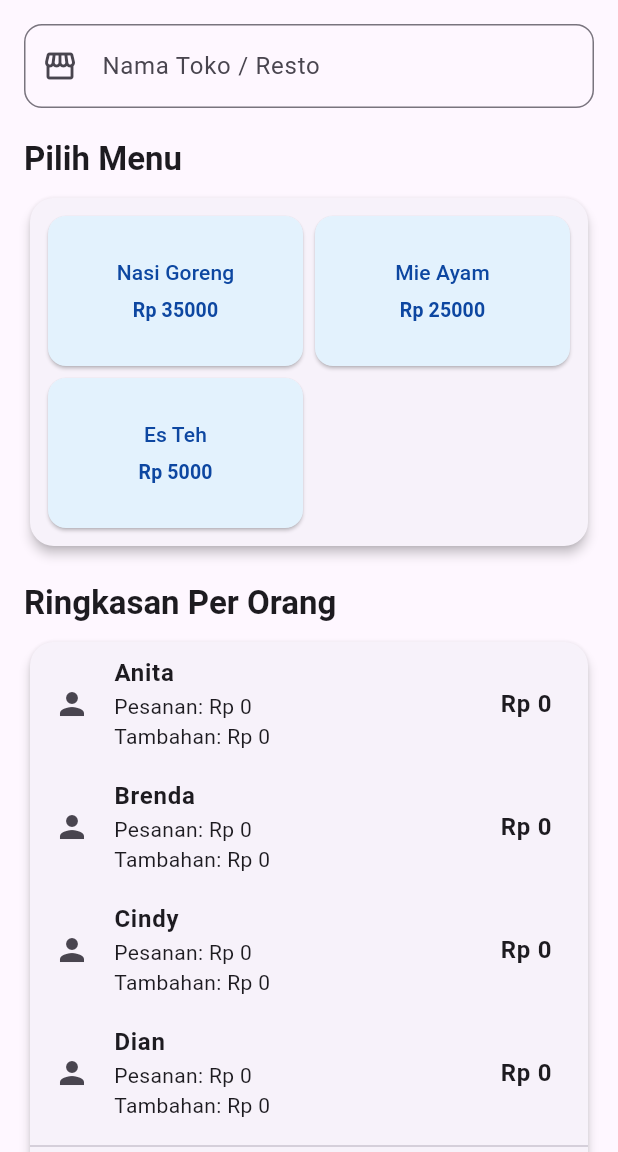
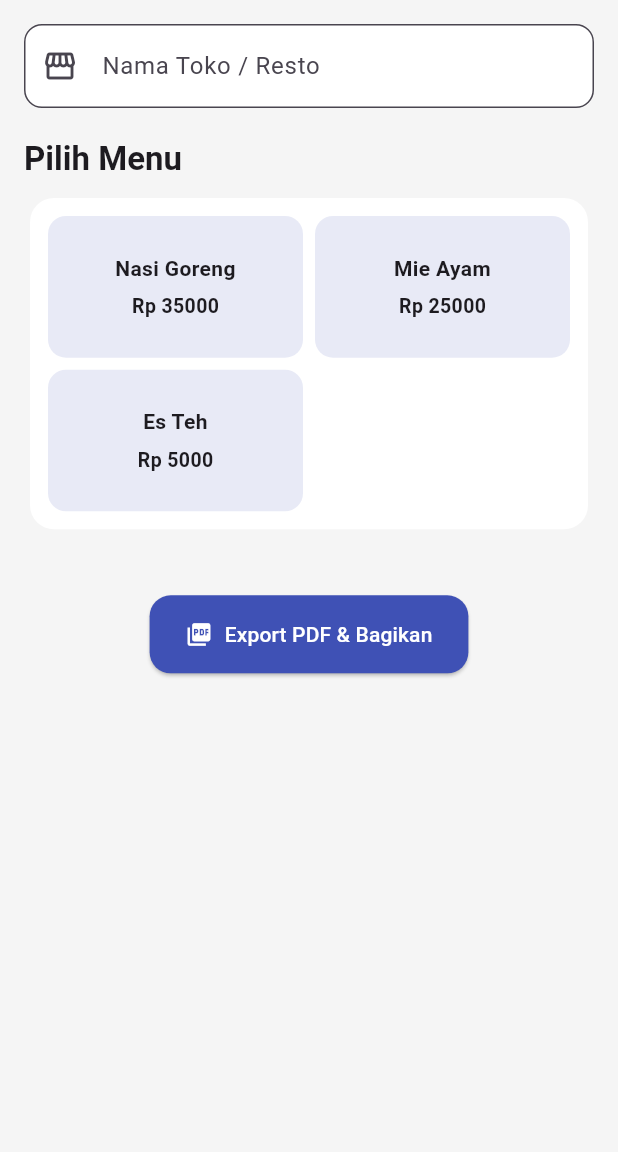
Before and after one commit to alfandir/split-bill, a Flutter app: the SplitScreen screen opened directly, on a phone screen of 412 x 824 dp, the part 84-1236 px from its top. Run offline on Flutter 3.47's test engine with Material 3 defaults, Android fonts, the phone set to English and light mode, and no system bars; our stand-ins replace pdf, printing, share_plus, shared_preferences; missing offline and left inert: dart:html; accounts and stored records are empty.

Commit message:
fix 2 new ui

```diff
--- a/lib/screens/split_screen.dart
+++ b/lib/screens/split_screen.dart
@@ -107,10 +107,13 @@ class _SplitScreenState extends State<SplitScreen> {
     final rows = res['rows'] as List<dynamic>;
 
     return Scaffold(
+      backgroundColor: Colors.grey.shade100,
       appBar: AppBar(
         title: const Text("Split Bill Proporsional"),
         centerTitle: true,
-        elevation: 2,
+        elevation: 1,
+        backgroundColor: Colors.white,
+        foregroundColor: Colors.black87,
       ),
       body: SingleChildScrollView(
         padding: const EdgeInsets.all(16),
@@ -122,8 +125,11 @@ class _SplitScreenState extends State<SplitScreen> {
               controller: storeController,
               decoration: InputDecoration(
                 labelText: "Nama Toko / Resto",
-                border:
-                    OutlineInputBorder(borderRadius: BorderRadius.circular(12)),
+                filled: true,
+                fillColor: Colors.white,
+                border: OutlineInputBorder(
+                  borderRadius: BorderRadius.circular(12),
+                ),
                 prefixIcon: const Icon(Icons.storefront),
               ),
             ),
@@ -138,7 +144,8 @@ class _SplitScreenState extends State<SplitScreen> {
                     ?.copyWith(fontWeight: FontWeight.bold)),
             const SizedBox(height: 8),
             Card(
-              elevation: 3,
+              elevation: 0,
+              color: Colors.white,
               shape: RoundedRectangleBorder(
                   borderRadius: BorderRadius.circular(16)),
               child: Padding(
@@ -148,28 +155,28 @@ class _SplitScreenState extends State<SplitScreen> {
                   physics: const NeverScrollableScrollPhysics(),
                   gridDelegate: const SliverGridDelegateWithFixedCrossAxisCount(
                     crossAxisCount: 2,
-                    childAspectRatio: 1.7,
+                    childAspectRatio: 1.8,
                     crossAxisSpacing: 8,
                     mainAxisSpacing: 8,
                   ),
                   itemCount: menu.length,
                   itemBuilder: (context, i) {
                     final m = menu[i];
-                    return ElevatedButton(
-                      style: ElevatedButton.styleFrom(
-                        padding: const EdgeInsets.all(12),
-                        backgroundColor: Colors.blue.shade50,
-                        foregroundColor: Colors.blue.shade900,
-                        shape: RoundedRectangleBorder(
-                            borderRadius: BorderRadius.circular(12)),
-                      ),
-                      onPressed: () {
+                    return InkWell(
+                      onTap: () {
                         showModalBottomSheet(
                           context: context,
+                          shape: const RoundedRectangleBorder(
+                            borderRadius: BorderRadius.vertical(
+                              top: Radius.circular(16),
+                            ),
+                          ),
                           builder: (_) {
                             return ListView(
+                              padding: const EdgeInsets.all(8),
                               children: friends
-                                  .map((f) => ListTile(
+                                  .map((f) => Card(
+                                        child: ListTile(
                                           leading: const Icon(Icons.person),
                                           title: Text(f.name),
                                           onTap: () {
@@ -178,24 +185,32 @@ class _SplitScreenState extends State<SplitScreen> {
                                             setState(() {});
                                             Navigator.pop(context);
                                           },
+                                        ),
                                       ))
                                   .toList(),
                             );
                           },
                         );
                       },
+                      child: Container(
+                        decoration: BoxDecoration(
+                          borderRadius: BorderRadius.circular(12),
+                          color: Colors.indigo.shade50,
+                        ),
+                        padding: const EdgeInsets.all(12),
                         child: Column(
                           mainAxisAlignment: MainAxisAlignment.center,
                           children: [
                             Text(m.name,
                                 textAlign: TextAlign.center,
                                 style: const TextStyle(
-                                  fontWeight: FontWeight.w500, fontSize: 14)),
+                                    fontWeight: FontWeight.w600, fontSize: 14)),
                             const SizedBox(height: 6),
                             Text("Rp ${m.price.toStringAsFixed(0)}",
                                 style: const TextStyle(
                                     fontWeight: FontWeight.bold, fontSize: 13)),
                           ],
+                        ),
                       ),
                     );
                   },
@@ -206,91 +221,140 @@ class _SplitScreenState extends State<SplitScreen> {
             const SizedBox(height: 20),
 
             /// Section: Ringkasan
+            if ((rows as List).any((r) => (r['order'] as double) > 0)) ...[
               Text("Ringkasan Per Orang",
                   style: Theme.of(context)
                       .textTheme
                       .titleLarge
                       ?.copyWith(fontWeight: FontWeight.bold)),
-            const SizedBox(height: 8),
-            Card(
-              elevation: 3,
-              shape: RoundedRectangleBorder(
-                  borderRadius: BorderRadius.circular(16)),
+              const SizedBox(height: 12),
+              ...rows.where((r) => (r['order'] as double) > 0).map((r) {
+                final items = selections[r['id']] as Map<String, int>;
+                return Container(
+                  margin: const EdgeInsets.only(bottom: 12),
+                  padding: const EdgeInsets.all(16),
+                  decoration: BoxDecoration(
+                    color: Colors.white,
+                    borderRadius: BorderRadius.circular(14),
+                    boxShadow: [
+                      BoxShadow(
+                        color: Colors.black.withOpacity(0.05),
+                        blurRadius: 6,
+                        offset: const Offset(0, 3),
+                      ),
+                    ],
+                  ),
                   child: Column(
+                    crossAxisAlignment: CrossAxisAlignment.start,
                     children: [
-                  ...rows.map((r) {
-                    final items = selections[r['id']] as Map<String, int>;
-                    return ExpansionTile(
-                      leading: const Icon(Icons.person),
-                      title: Text(r['name'],
+                      /// Nama + Total
+                      Row(
+                        mainAxisAlignment: MainAxisAlignment.spaceBetween,
+                        children: [
+                          Text(
+                            r['name'],
                             style: const TextStyle(
-                              fontWeight: FontWeight.w600, fontSize: 16)),
-                      subtitle: Text(
-                          "Pesanan: Rp ${(r['order'] as double).toStringAsFixed(0)}\n"
-                          "Tambahan: Rp ${(r['extra'] as double).toStringAsFixed(0)}"),
-                      trailing: Text(
+                              fontSize: 16,
+                              fontWeight: FontWeight.w700,
+                            ),
+                          ),
+                          Text(
                             "Rp ${(r['total'] as double).toStringAsFixed(0)}",
                             style: const TextStyle(
-                            fontWeight: FontWeight.bold, fontSize: 16),
-                      ),
-                      children: [
-                        ...items.keys.map((mId) {
-                          final m = menu.firstWhere((e) => e.id == mId,
-                              orElse: () =>
-                                  MenuItem(id: '', name: '', price: 0));
-                          final qty = items[mId]!;
-                          return ListTile(
-                            dense: true,
-                            title: Text('${m.name} x$qty'),
-                            subtitle: Text(
-                                'Rp ${(m.price * qty).toStringAsFixed(0)}'),
-                            trailing: Row(
-                              mainAxisSize: MainAxisSize.min,
-                              children: [
-                                IconButton(
-                                    icon:
-                                        const Icon(Icons.remove_circle_outline),
-                                    onPressed: () {
-                                      _changeQty(r['id'], mId, -1);
-                                    }),
-                                IconButton(
-                                    icon: const Icon(Icons.add_circle_outline),
-                                    onPressed: () {
-                                      _changeQty(r['id'], mId, 1);
-                                    }),
-                              ],
-                            ),
-                          );
-                        }).toList(),
-                      ],
-                    );
-                  }).toList(),
-                  const Divider(),
-                  ListTile(
-                    title: const Text("Subtotal"),
-                    trailing: Text(
-                      "Rp ${res['subtotal'].toStringAsFixed(0)}",
-                      style: const TextStyle(fontWeight: FontWeight.bold),
-                    ),
-                  ),
-                  ListTile(
-                    title: const Text("Biaya Tambahan"),
-                    trailing: Text(
-                      "Rp ${res['extra'].toStringAsFixed(0)}",
-                      style: const TextStyle(fontWeight: FontWeight.bold),
-                    ),
-                  ),
-                  ListTile(
-                    title: const Text("Total"),
-                    trailing: Text(
-                      "Rp ${res['grand'].toStringAsFixed(0)}",
-                      style: const TextStyle(
-                          fontWeight: FontWeight.bold, fontSize: 18),
+                              fontSize: 16,
+                              fontWeight: FontWeight.w700,
+                              color: Colors.indigo,
                             ),
                           ),
                         ],
                       ),
+
+                      const SizedBox(height: 8),
+
+                      /// Rincian Pesanan
+                      ...items.keys.map((mId) {
+                        final m = menu.firstWhere(
+                          (e) => e.id == mId,
+                          orElse: () => MenuItem(id: '', name: '', price: 0),
+                        );
+                        final qty = items[mId]!;
+                        return Row(
+                          mainAxisAlignment: MainAxisAlignment.spaceBetween,
+                          children: [
+                            Expanded(
+                              child: Text(
+                                "${m.name} x$qty",
+                                style: const TextStyle(fontSize: 14),
                               ),
+                            ),
+                            Row(
+                              children: [
+                                IconButton(
+                                  icon: const Icon(Icons.remove_circle_outline,
+                                      color: Colors.red, size: 20),
+                                  onPressed: () => _changeQty(r['id'], mId, -1),
+                                ),
+                                IconButton(
+                                  icon: const Icon(Icons.add_circle_outline,
+                                      color: Colors.green, size: 20),
+                                  onPressed: () => _changeQty(r['id'], mId, 1),
+                                ),
+                              ],
+                            ),
+                            Text(
+                              "Rp ${(m.price * qty).toStringAsFixed(0)}",
+                              style:
+                                  const TextStyle(fontWeight: FontWeight.w500),
+                            ),
+                          ],
+                        );
+                      }),
+
+                      const SizedBox(height: 8),
+
+                      /// Extra biaya
+                      Row(
+                        mainAxisAlignment: MainAxisAlignment.spaceBetween,
+                        children: [
+                          const Text("Biaya tambahan",
+                              style: TextStyle(fontSize: 13)),
+                          Text(
+                            "Rp ${(r['extra'] as double).toStringAsFixed(0)}",
+                            style: const TextStyle(
+                                fontSize: 13, fontWeight: FontWeight.w500),
+                          ),
+                        ],
+                      ),
+                    ],
+                  ),
+                );
+              }),
+
+              /// Ringkasan total
+              Container(
+                margin: const EdgeInsets.only(top: 8),
+                padding: const EdgeInsets.all(16),
+                decoration: BoxDecoration(
+                  color: Colors.white,
+                  borderRadius: BorderRadius.circular(14),
+                  boxShadow: [
+                    BoxShadow(
+                      color: Colors.black.withOpacity(0.05),
+                      blurRadius: 6,
+                      offset: const Offset(0, 3),
+                    ),
+                  ],
+                ),
+                child: Column(
+                  children: [
+                    _summaryRow("Subtotal", res['subtotal']),
+                    _summaryRow("Biaya Tambahan", res['extra']),
+                    const Divider(),
+                    _summaryRow("Grand Total", res['grand'], isBold: true),
+                  ],
+                ),
+              ),
+            ],
 
             const SizedBox(height: 20),
 
@@ -300,7 +364,7 @@ class _SplitScreenState extends State<SplitScreen> {
                 style: ElevatedButton.styleFrom(
                   padding:
                       const EdgeInsets.symmetric(horizontal: 24, vertical: 16),
-                  backgroundColor: Colors.red.shade600,
+                  backgroundColor: Colors.indigo,
                   foregroundColor: Colors.white,
                   shape: RoundedRectangleBorder(
                       borderRadius: BorderRadius.circular(14)),
@@ -332,4 +396,26 @@ class _SplitScreenState extends State<SplitScreen> {
       ),
     );
   }
+
+  Widget _summaryRow(String label, double value, {bool isBold = false}) {
+    return Padding(
+      padding: const EdgeInsets.symmetric(vertical: 4),
+      child: Row(
+        mainAxisAlignment: MainAxisAlignment.spaceBetween,
+        children: [
+          Text(label,
+              style: TextStyle(
+                  fontWeight: isBold ? FontWeight.w600 : FontWeight.normal)),
+          Text(
+            "Rp ${value.toStringAsFixed(0)}",
+            style: TextStyle(
+              fontWeight: isBold ? FontWeight.w700 : FontWeight.w500,
+              fontSize: isBold ? 16 : 14,
+              color: isBold ? Colors.indigo : Colors.black87,
+            ),
+          ),
+        ],
+      ),
+    );
   }
+}
```
Lines whose indentation alone changed are shown as unchanged.
